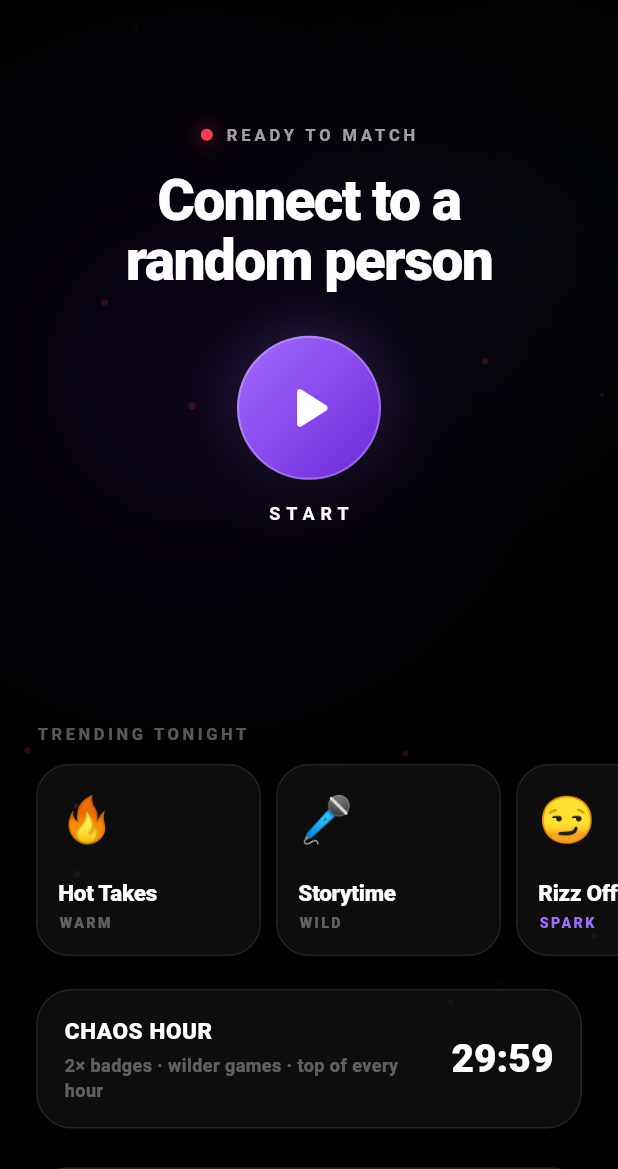
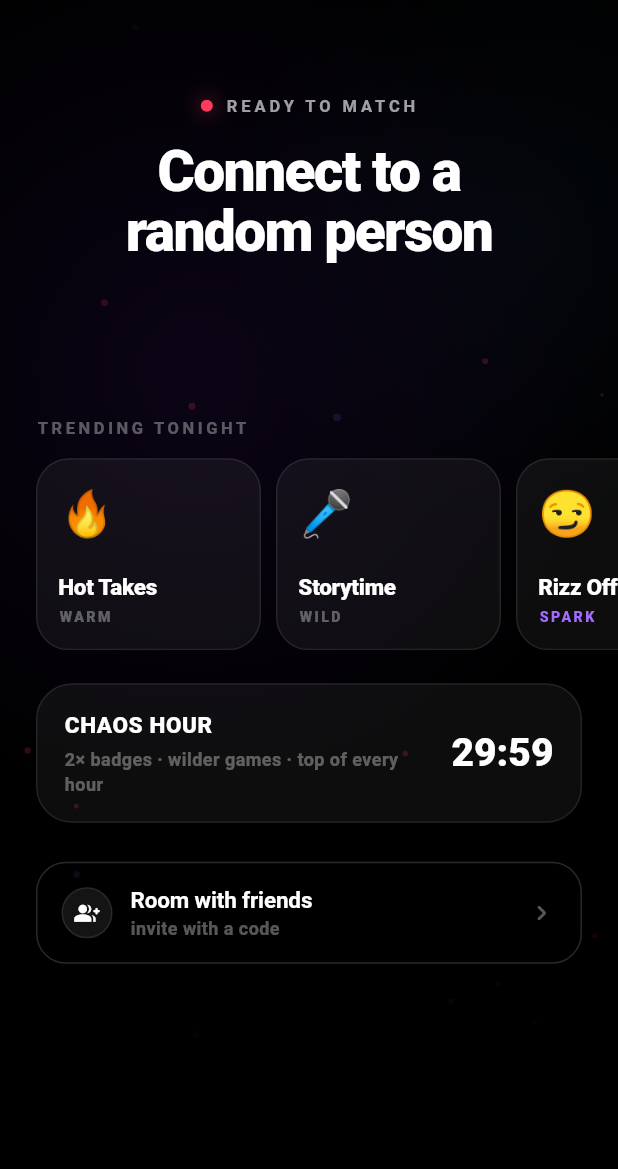
Before and after one commit to stossthegreat/Whatif, a Flutter app: the HomeScreen screen opened directly with empty values, on a phone screen of 412 x 824 dp, the part 67-1236 px from its top. Run offline on Flutter 3.47's test engine with Material 3 defaults, Android fonts, the phone set to English and light mode, and no system bars; our stand-ins replace audioplayers, camera, share_plus, shared_preferences, wakelock_plus; missing offline and left inert: flutter_webrtc, livekit_client; accounts and stored records are empty; network calls fail.

Commit message:
Fix sideways/letterboxed camera at the root + home header live pill (build 28)
CAMERA — full pipeline trace, root causes found and fixed:
- iOS was rendering video through flutter_webrtc's native platform view,
  which applies frame rotation by rotating the entire layer. A full-screen
  portrait view rotated 90deg collapses into a horizontal band exactly one
  screen-width tall — the 'letterboxed zoomed face' when you're alone. That
  path also ignores cover-fit and its 270deg branch divides by zero.
  VideoView now forces the texture render path, where rotation is baked
  into the pixels natively and cover-fit is computed rotation-aware in
  Flutter (verified against flutter_webrtc 0.12.12+hotfix.1 source).
  Solo rooms are now genuinely full screen.
- The 'sideways for a moment at start' was the camera's first frames
  carrying stale rotation metadata, and our fade-in started at widget
  build — it expired before the camera even warmed up. The fade is now
  keyed to the track actually appearing: placeholder until then, video
  held invisible ~350ms more, then a clean fade-in.

HOME:
- Live headcount pill next to settings: green dot + real number at 100+,
  just 'LIVE' below that, hidden until the server has spoken.
- The mid-screen Start orb is gone (the tab-bar Play orb is the button);
  hero is words only and the content below moved up.
- Bottom padding clears the floating Play orb (it overlapped Chaos Hour).

Co-Authored-By: Claude Fable 5 <noreply@anthropic.com>
Claude-Session: https://claude.ai/code/session_01MViCSGeBizuqwZGbWhsG9P

```diff
--- a/lib/screens/home_screen.dart
+++ b/lib/screens/home_screen.dart
@@ -3,7 +3,6 @@ import 'dart:math' as math;
 import 'package:flutter/material.dart';
 import '../config.dart';
 import '../core/haptics.dart';
-import '../core/sound.dart';
 import '../models/game.dart';
 import '../state/session.dart';
 import '../theme/tokens.dart';
@@ -91,6 +90,8 @@ class _HomeScreenState extends State<HomeScreen> with SingleTickerProviderStateM
                     children: [
                       const Wordmark(size: 30),
                       const Spacer(),
+                      const _LivePill(),
+                      const SizedBox(width: 8),
                       _RoundBtn(
                         icon: Icons.settings_rounded,
                         onTap: () { Buzz.tick(); SettingsScreen.push(context, widget.onSignOut); },
@@ -105,9 +106,10 @@ class _HomeScreenState extends State<HomeScreen> with SingleTickerProviderStateM
                       child: Column(
                         crossAxisAlignment: CrossAxisAlignment.stretch,
                         children: [
-                          // ---- HERO — the action, sized to own the first view
+                          // ---- HERO — the words do the work; the Play orb in
+                          // the tab bar is the one and only button.
                           SizedBox(
-                            height: math.max(box.maxHeight * 0.62, 380),
+                            height: math.max(box.maxHeight * 0.36, 250),
                             child: Column(
                               mainAxisAlignment: MainAxisAlignment.center,
                               children: [
@@ -118,9 +120,7 @@ class _HomeScreenState extends State<HomeScreen> with SingleTickerProviderStateM
                                   textAlign: TextAlign.center,
                                   style: T.huge(38),
                                 ),
-                                const SizedBox(height: 30),
-                                _StartOrb(onTap: widget.onPlay),
-                                const SizedBox(height: 26),
+                                const SizedBox(height: 18),
                                 const _StatsStrip(),
                               ],
                             ),
@@ -158,7 +158,8 @@ class _HomeScreenState extends State<HomeScreen> with SingleTickerProviderStateM
                             padding: EdgeInsets.symmetric(horizontal: r.gutter),
                             child: _PartyRow(onTap: widget.onParty),
                           ),
-                          const SizedBox(height: 24),
+                          // clear the floating Play orb, which pokes above the bar
+                          const SizedBox(height: 72),
                         ],
                       ),
                     ),
@@ -182,13 +183,10 @@ class _HomeScreenState extends State<HomeScreen> with SingleTickerProviderStateM
 
 // ---- hero pieces -----------------------------------------------------------
 
-/// One line of truth above the headline. Big real count when the world is
-/// busy; warm copy when it isn't. Never "1 stranger on camera".
+/// One line of truth above the headline — warm copy only, no digits (the
+/// number lives in the header pill). Never "1 stranger on camera".
 class _StatusLine extends StatelessWidget {
   const _StatusLine();
-
-  String _fmt(int n) =>
-      n.toString().replaceAllMapped(RegExp(r'(\d)(?=(\d{3})+$)'), (m) => '${m[1]},');
 
   @override
   Widget build(BuildContext context) {
@@ -201,7 +199,7 @@ class _StatusLine extends StatelessWidget {
         final trusted = !AppConfig.isLive || s.serverDriven;
         final String text;
         if (trusted && s.liveCount >= 100) {
-          text = '${_fmt(s.liveCount)} PEOPLE LIVE RIGHT NOW';
+          text = 'PEOPLE ARE LIVE RIGHT NOW';
         } else if (AppConfig.isLive && s.serverDriven && s.liveCount >= 2) {
           text = 'SOMEONE IS WAITING RIGHT NOW';
         } else {
@@ -232,57 +230,57 @@ class _StatusLine extends StatelessWidget {
   }
 }
 
-/// The huge glowing Start — the single most important control in the app.
-class _StartOrb extends StatefulWidget {
-  const _StartOrb({required this.onTap});
-  final VoidCallback onTap;
+/// The live headcount — a quiet pill beside settings. Green dot + the real
+/// number when it's big enough to impress; just "LIVE" while the world is
+/// small; nothing at all until the server has actually spoken.
+class _LivePill extends StatelessWidget {
+  const _LivePill();
 
-  @override
-  State<_StartOrb> createState() => _StartOrbState();
-}
-
-class _StartOrbState extends State<_StartOrb> with SingleTickerProviderStateMixin {
-  late final AnimationController _c =
-      AnimationController(vsync: this, duration: const Duration(milliseconds: 2200))
-        ..repeat(reverse: true);
-
-  @override
-  void dispose() { _c.dispose(); super.dispose(); }
+  String _fmt(int n) =>
+      n.toString().replaceAllMapped(RegExp(r'(\d)(?=(\d{3})+$)'), (m) => '${m[1]},');
 
   @override
   Widget build(BuildContext context) {
-    return GestureDetector(
-      onTap: () { Buzz.pop(); Sfx.pop(); widget.onTap(); },
-      child: AnimatedBuilder(
-        animation: _c,
-        builder: (context, _) {
-          final glow = 0.26 + 0.16 * _c.value;
-          return Column(
+    return AnimatedBuilder(
+      animation: AppSession.instance,
+      builder: (context, _) {
+        final s = AppSession.instance;
+        if (AppConfig.isLive && !s.serverDriven) return const SizedBox.shrink();
+        final showCount = !AppConfig.isLive || s.liveCount >= 100;
+        return Container(
+          height: 34,
+          padding: const EdgeInsets.symmetric(horizontal: 12),
+          alignment: Alignment.center,
+          decoration: BoxDecoration(
+            color: C.glass,
+            borderRadius: BorderRadius.circular(100),
+            border: Border.all(color: C.hair),
+          ),
+          child: Row(
+            mainAxisSize: MainAxisSize.min,
             children: [
               Container(
-                width: 96, height: 96,
-                alignment: Alignment.center,
-                decoration: BoxDecoration(
+                width: 7, height: 7,
+                decoration: const BoxDecoration(
                   shape: BoxShape.circle,
-                  gradient: const LinearGradient(
-                    begin: Alignment.topLeft, end: Alignment.bottomRight,
-                    colors: [C.sig, C.purpleDeep],
-                  ),
-                  border: Border.all(color: Colors.white.withOpacity(0.25), width: 1.5),
-                  boxShadow: [
-                    BoxShadow(color: C.sig.withOpacity(glow), blurRadius: 38, spreadRadius: -4),
-                    const BoxShadow(color: Color(0x99000000), blurRadius: 22, offset: Offset(0, 10)),
-                  ],
+                  color: Color(0xFF30D158),
+                  boxShadow: [BoxShadow(color: Color(0x8030D158), blurRadius: 6)],
                 ),
-                child: const Icon(Icons.play_arrow_rounded, size: 48, color: Colors.white),
               ),
-              const SizedBox(height: 14),
-              Text('START',
-                  style: T.eyebrow.copyWith(color: Colors.white, fontSize: 12, letterSpacing: 4)),
+              const SizedBox(width: 7),
+              Text(
+                showCount ? _fmt(s.liveCount) : 'LIVE',
+                style: T.tiny.copyWith(
+                  color: Colors.white,
+                  fontWeight: FontWeight.w800,
+                  letterSpacing: 0.4,
+                  fontFeatures: const [FontFeature.tabularFigures()],
+                ),
+              ),
             ],
-          );
-        },
-      ),
+          ),
+        );
+      },
     );
   }
 }
--- a/pubspec.yaml
+++ b/pubspec.yaml
@@ -16,7 +16,7 @@ publish_to: 'none' # Remove this line if you wish to publish to pub.dev
 # https://developer.apple.com/library/archive/documentation/General/Reference/InfoPlistKeyReference/Articles/CoreFoundationKeys.html
 # In Windows, build-name is used as the major, minor, and patch parts
 # of the product and file versions while build-number is used as the build suffix.
-version: 1.0.0+27
+version: 1.0.0+28
 
 environment:
   sdk: ^3.8.0
```
Also changed, not shown: lib/screens/live_screen.dart (+10 -5 lines), lib/widgets/video_view.dart (+10 -0 lines).
